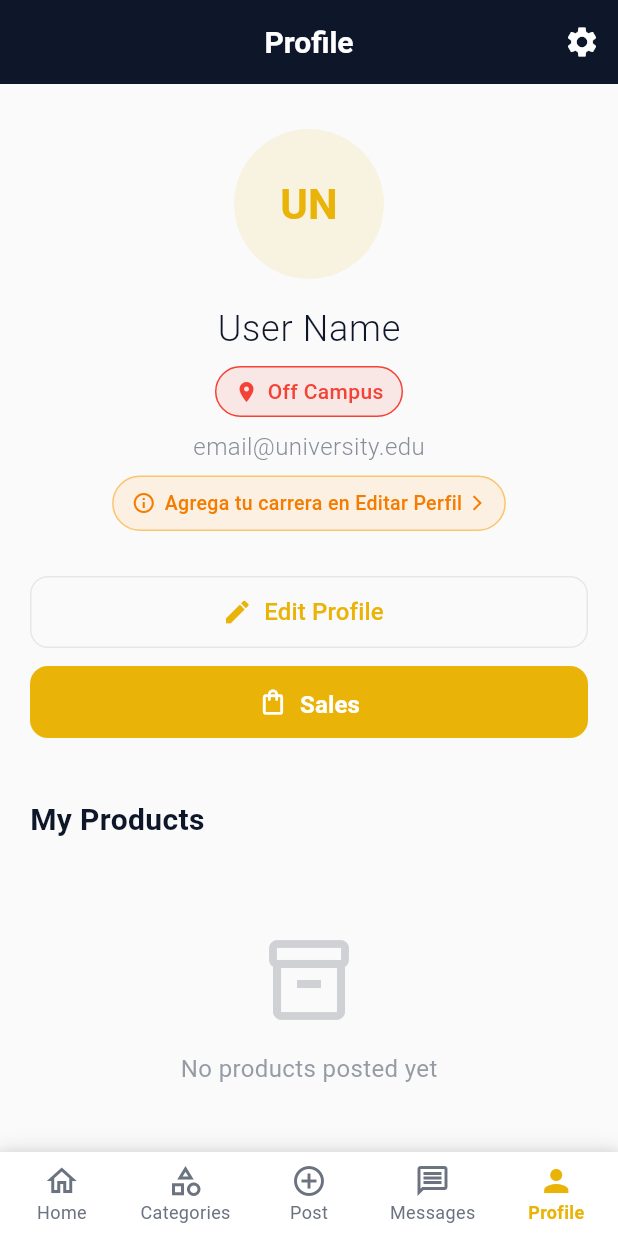
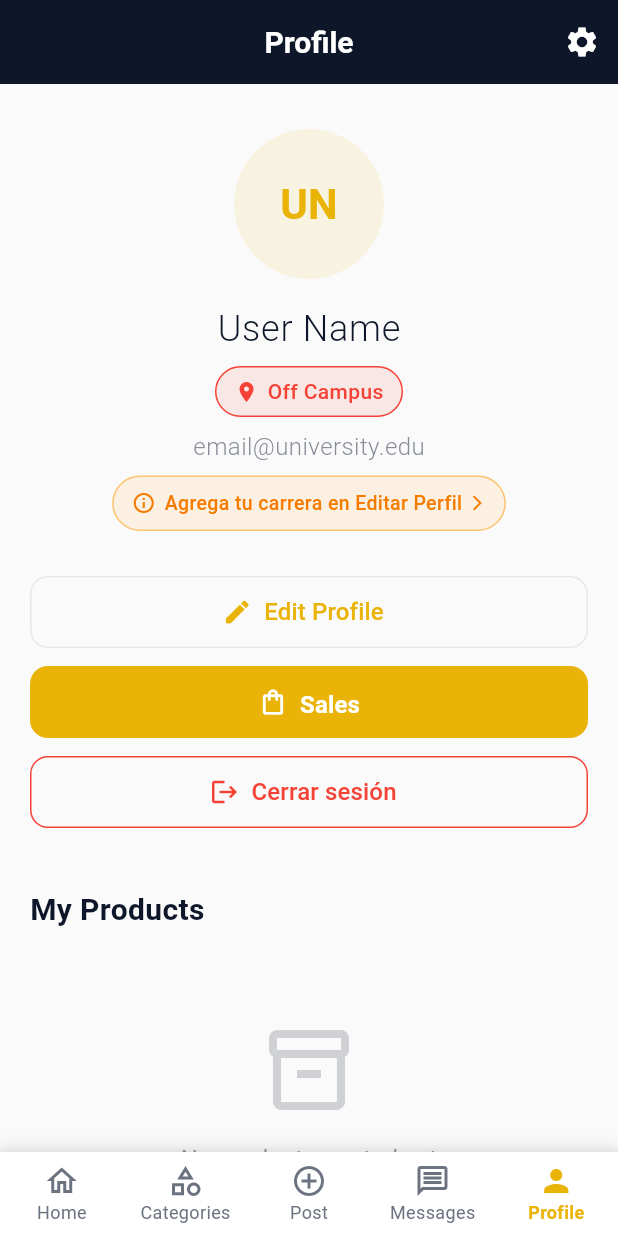
Before and after one commit to ISIS3510-MOVILES-TEAM23/Team-23-Flutter, a Flutter app: the ProfileScreen screen opened by its route, on a phone screen of 412 x 824 dp. Run offline on Flutter 3.47's test engine with Material 3 defaults, Android fonts, the phone set to English and light mode, and no system bars; our stand-ins replace cached_network_image, cloud_firestore, connectivity_plus, device_info_plus, firebase_auth, firebase_core and 11 more; missing offline and left inert: flutter_ble_peripheral, flutter_reactive_ble; accounts and stored records are empty.

Commit message:
feat(profile_screen): agregar botón ‘Cerrar sesión’ y logout vía ProfileViewModel

```diff
--- a/lib/screens/profile_screen.dart
+++ b/lib/screens/profile_screen.dart
@@ -5,6 +5,7 @@ import 'package:flutter/material.dart';
 import 'package:go_router/go_router.dart';
 
 import '../models/models.dart';
+import '../view_models/profile_view_model.dart';
 import '../services/on_campus_service.dart';
 import '../services/cache_service.dart';
 import '../services/connectivity_service.dart';
@@ -23,6 +24,7 @@ class _ProfileScreenState extends State<ProfileScreen> {
   User? currentUser;
   List<Post> myProducts = [];
   bool isLoading = true;
+  late ProfileViewModel _profileViewModel;
 
   // Campus status
   late OnCampusService _onCampusService;
@@ -33,6 +35,7 @@ class _ProfileScreenState extends State<ProfileScreen> {
   void initState() {
     super.initState();
     debugPrint('ProfileScreen initState called');
+    _profileViewModel = ProfileViewModel();
     _onCampusService = OnCampusService(enableLogging: true);
     debugPrint('OnCampusService created');
     _initializeCampusStatus();
@@ -135,6 +138,22 @@ class _ProfileScreenState extends State<ProfileScreen> {
       setState(() {
         isLoading = false;
       });
+    }
+  }
+
+  Future<void> _logout() async {
+    try {
+      await _profileViewModel.logout();
+      if (mounted) {
+        context.go('/login');
+      }
+    } catch (e) {
+      ScaffoldMessenger.of(context).showSnackBar(
+        const SnackBar(
+          content: Text('Error al cerrar sesión'),
+          backgroundColor: AppColors.error,
+        ),
+      );
     }
   }
 
@@ -296,6 +315,7 @@ class _ProfileScreenState extends State<ProfileScreen> {
   void dispose() {
     _campusSubscription?.cancel();
     _onCampusService.dispose();
+    _profileViewModel.dispose();
     super.dispose();
   }
 
@@ -528,6 +548,31 @@ class _ProfileScreenState extends State<ProfileScreen> {
               ),
             ),
 
+            const SizedBox(height: 12),
+
+            // Logout Button - Full Width
+            Padding(
+              padding: const EdgeInsets.symmetric(horizontal: 20),
+              child: SizedBox(
+                width: double.infinity,
+                height: 48,
+                child: OutlinedButton.icon(
+                  onPressed: _logout,
+                  icon: const Icon(Icons.logout, size: 20, color: Colors.red),
+                  label: const Text(
+                    'Cerrar sesión',
+                    style: TextStyle(fontSize: 16, color: Colors.red),
+                  ),
+                  style: OutlinedButton.styleFrom(
+                    side: const BorderSide(color: Colors.red),
+                    shape: RoundedRectangleBorder(
+                      borderRadius: BorderRadius.circular(12),
+                    ),
+                  ),
+                ),
+              ),
+            ),
+
             const SizedBox(height: 40),
 
             // My Products Section
--- a/lib/view_models/profile_view_model.dart
+++ b/lib/view_models/profile_view_model.dart
@@ -1,12 +1,15 @@
 import 'package:flutter/material.dart';
 import '../models/models.dart';
 import '../data/repositories/user_repository.dart';
+import '../data/repositories/auth_repository.dart';
 
 class ProfileViewModel extends ChangeNotifier {
   final UserRepository _userRepository;
+  final AuthRepository _authRepository;
 
-  ProfileViewModel({UserRepository? userRepository})
-      : _userRepository = userRepository ?? UserRepository();
+  ProfileViewModel({UserRepository? userRepository, AuthRepository? authRepository})
+      : _userRepository = userRepository ?? UserRepository(),
+        _authRepository = authRepository ?? AuthRepository();
 
   User? currentUser;
   List<Post> myProducts = [];
@@ -54,4 +57,8 @@ class ProfileViewModel extends ChangeNotifier {
       rethrow;
     }
   }
+
+  Future<void> logout() async {
+    await _authRepository.signOut();
+  }
 }
```
